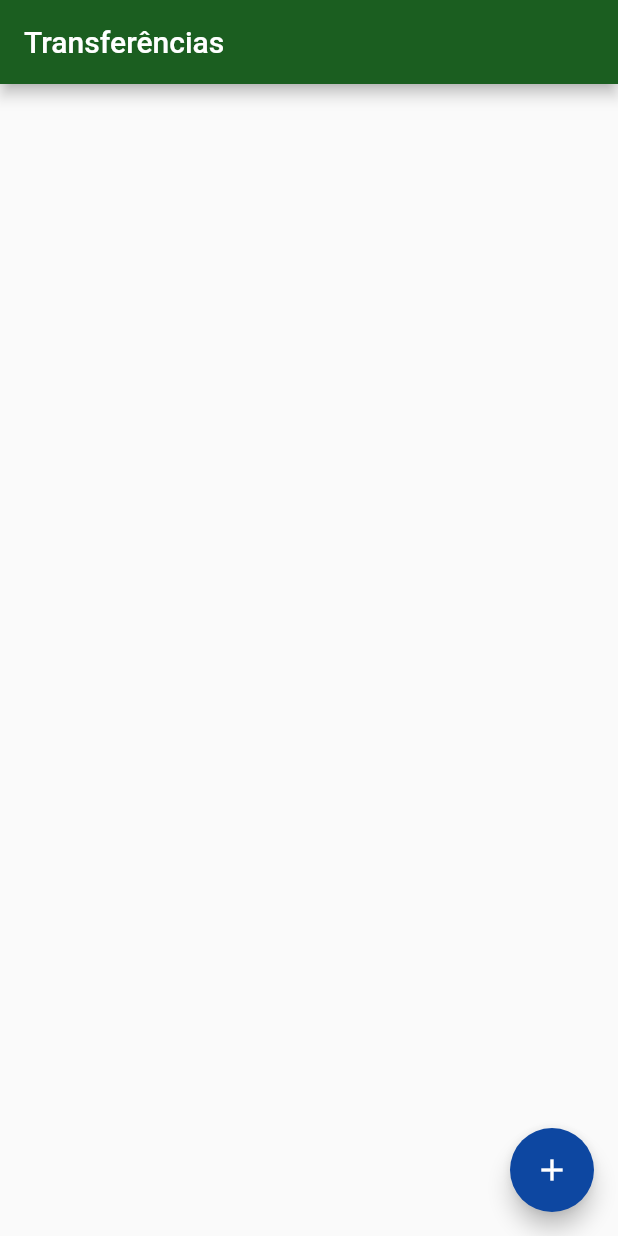
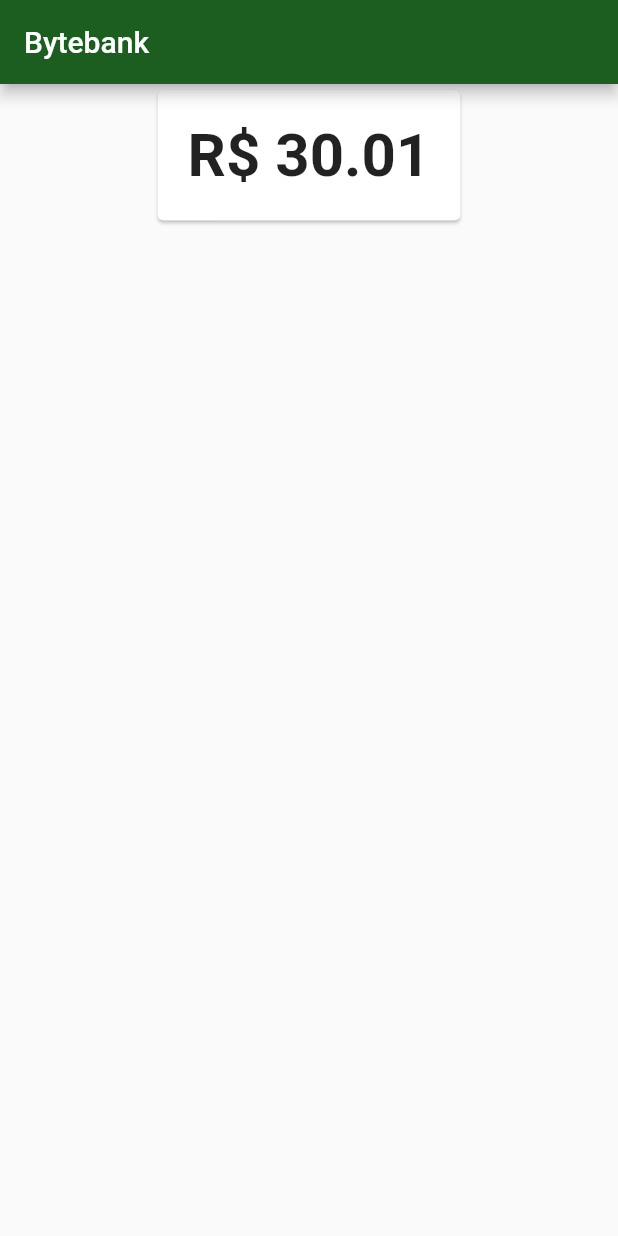
Before and after one commit to evaldomaciel/curso-alura-flutter, a Flutter app: the screen it shows after launch, on a phone screen of 412 x 824 dp. Run offline on Flutter 3.47's test engine with Material 2 defaults, Android fonts, the phone set to English and light mode, and no system bars.

Commit message:
learn: single-source-of-truth

```diff
--- /dev/null
+++ b/lib/components/saldo.dart
@@ -0,0 +1,27 @@
+// ignore_for_file: prefer_const_constructors, use_key_in_widget_constructors
+
+import 'package:bytebank/models/saldo.dart';
+import 'package:flutter/material.dart';
+
+class SaldoCard extends StatelessWidget {
+  final Saldo saldo;
+
+  const SaldoCard(this.saldo);
+
+  @override
+  Widget build(BuildContext context) {
+    return Card(
+      child: Padding(
+        padding: EdgeInsets.all(20.0),
+        child: Text(
+          saldo.toString(),
+          textAlign: TextAlign.center,
+          style: TextStyle(
+            fontSize: 40,
+            fontWeight: FontWeight.bold,
+          ),
+        ),
+      ),
+    );
+  }
+}
--- a/lib/main.dart
+++ b/lib/main.dart
@@ -1,5 +1,6 @@
 // ignore_for_file: prefer_const_constructors, prefer_const_literals_to_create_immutables, use_key_in_widget_constructors, unused_field, prefer_const_constructors_in_immutables, non_constant_identifier_names, prefer_final_fields
 
+import 'package:bytebank/screens/dashboard/dashboard.dart';
 import 'package:bytebank/screens/transferencia/lista.dart';
 import 'package:flutter/material.dart';
 
@@ -20,7 +21,7 @@ class Bytebankapp extends StatelessWidget {
           primary: Colors.green[900],
         ),
       ),
-      home: ListaTranferencias(),
+      home: Dashboard(),
     );
   }
 }
--- /dev/null
+++ b/lib/models/saldo.dart
@@ -0,0 +1,8 @@
+class Saldo {
+  final double valor;
+  Saldo(this.valor);
+  @override
+  String toString() {
+    return 'R\$ $valor';
+  }
+}
--- /dev/null
+++ b/lib/screens/dashboard/dashboard.dart
@@ -0,0 +1,22 @@
+// ignore_for_file: prefer_const_constructors
+
+import 'package:bytebank/components/saldo.dart';
+import 'package:bytebank/models/saldo.dart';
+import 'package:flutter/material.dart';
+
+class Dashboard extends StatelessWidget {
+  const Dashboard({super.key});
+
+  @override
+  Widget build(BuildContext context) {
+    return Scaffold(
+      appBar: AppBar(
+        title: const Text("Bytebank"),
+      ),
+      body: Align(
+        alignment: Alignment.topCenter,
+        child: SaldoCard(Saldo(30.01)),
+      ),
+    );
+  }
+}
```
Also changed, not shown: 1 other file.
